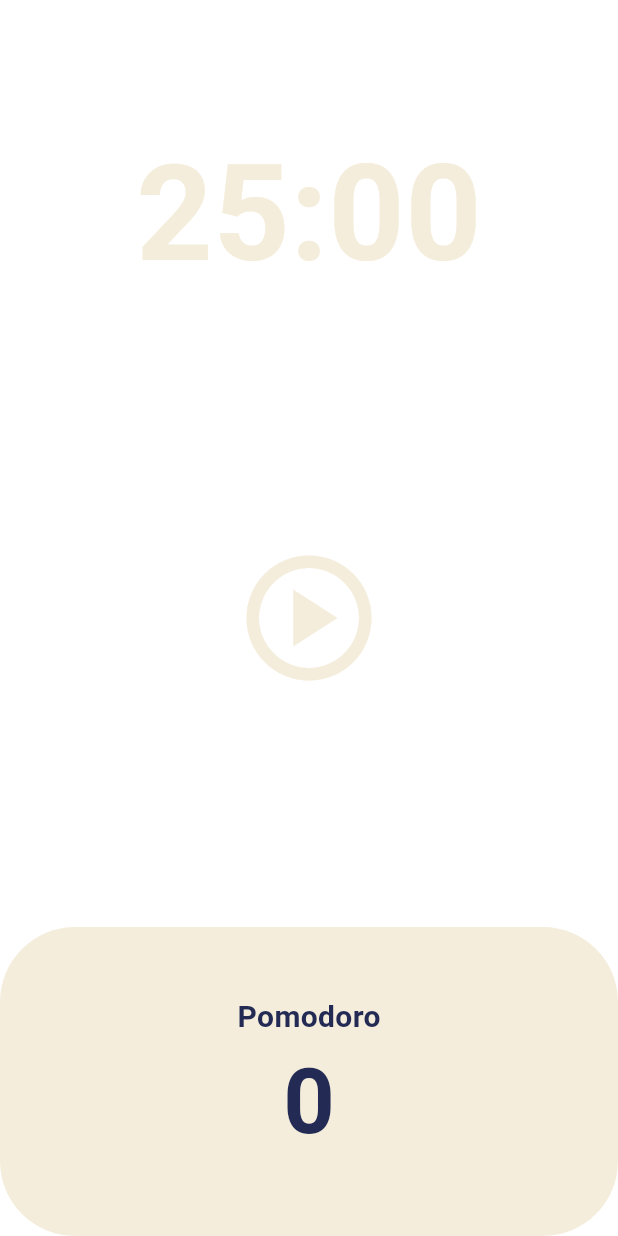
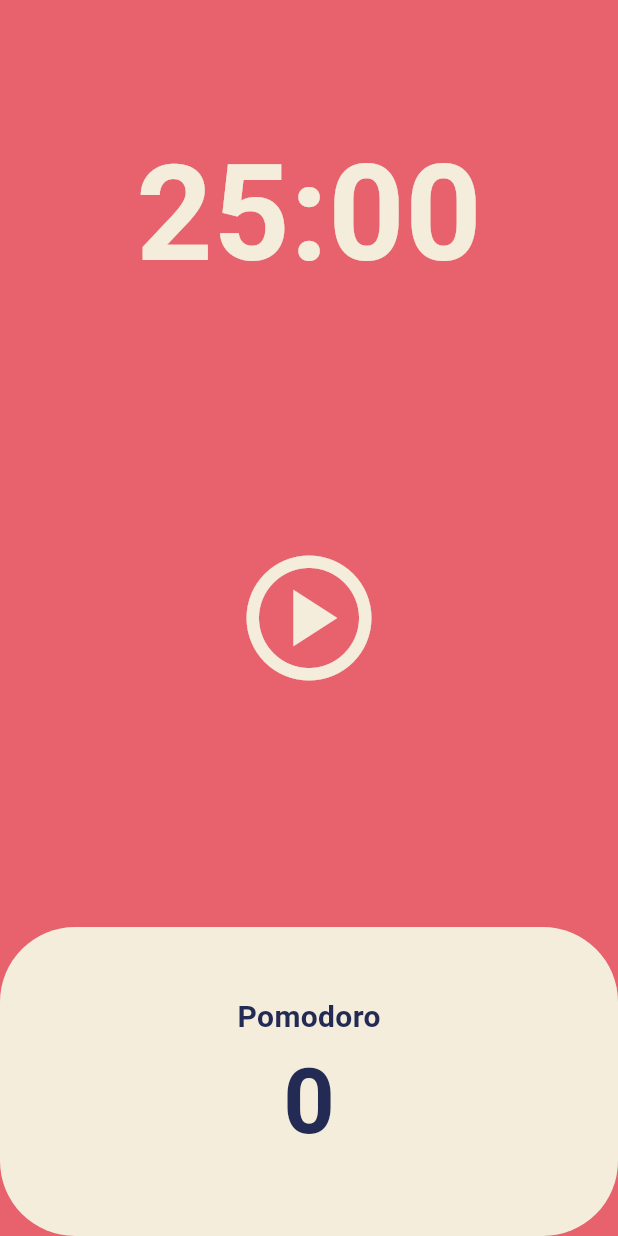
Before and after one commit to kaggle68/flutter_pomodoro, a Flutter app: the screen it shows after launch, on a phone screen of 412 x 824 dp. Run offline on Flutter 3.47's test engine with Material 3 defaults, Android fonts, the phone set to English and light mode, and no system bars.

Commit message:
fix: 버전 문제 코드 수정

```diff
--- a/lib/main.dart
+++ b/lib/main.dart
@@ -12,8 +12,8 @@ class App extends StatelessWidget {
   Widget build(BuildContext context) {
     return MaterialApp(
       theme: ThemeData(
-        colorScheme: ColorScheme.fromSwatch(
-          backgroundColor: const Color(0xFFE7626C),
+        colorScheme: ColorScheme.fromSwatch().copyWith(
+          surface: const Color(0xFFE7626C), // 여기에서 배경색을 설정합니다.
         ),
         textTheme: const TextTheme(
           displayLarge: TextStyle(
```
